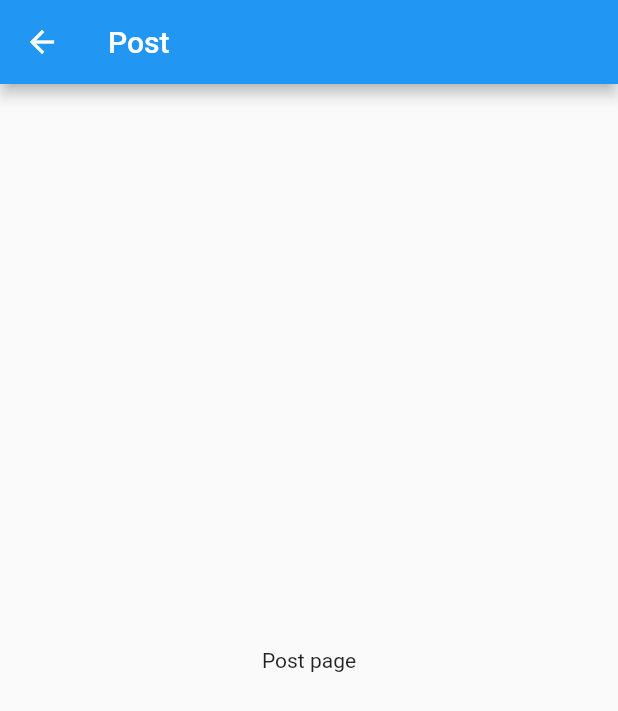
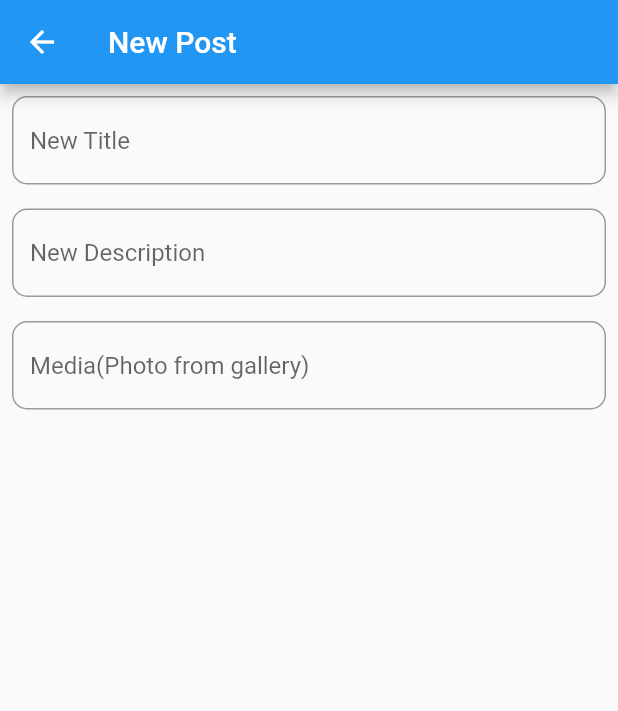
Before and after one commit to chouhanloki/maersk_assesment, a Flutter app: the PostPage screen opened by its route, on a phone screen of 412 x 824 dp. Shown: the top 711 px of the screen. Run offline on Flutter 3.47's test engine with Material 2 defaults, Android fonts, the phone set to English and light mode, and no system bars; our stand-ins replace flutter_bloc, get_it.

Commit message:
Completed: 1.Completed New post page Ui Design

```diff
--- a/lib/core/utils/Strings.dart
+++ b/lib/core/utils/Strings.dart
@@ -1,4 +1,4 @@
 class Strings{
   static const feedPageTitle="Feed";
-  static const postPageTitle="Post";
+  static const postPageTitle="New Post";
 }
--- a/lib/features/presentation/widgets/post_widget.dart
+++ b/lib/features/presentation/widgets/post_widget.dart
@@ -1,9 +1,67 @@
 import 'package:flutter/cupertino.dart';
+import 'package:flutter/material.dart';
 
-class PostWidget extends StatelessWidget{
+class PostWidget extends StatefulWidget{
+  @override
+  State<PostWidget> createState() => _PostWidgetState();
+}
+
+class _PostWidgetState extends State<PostWidget> {
+  TextEditingController? newTitleController,newDescriptionController,mediaFromGalleryController;
+
+  @override
+  void initState() {
+    // TODO: implement initState
+    super.initState();
+    newTitleController = TextEditingController();
+    newDescriptionController = TextEditingController();
+    mediaFromGalleryController = TextEditingController();
+  }
   @override
   Widget build(BuildContext context) {
     // TODO: implement build
-    return const Center(child: Text("Post page"));
+    return Container(
+      child: Column(
+        children: [
+          Padding(
+            padding: const EdgeInsets.all(8.0),
+            child: TextField(
+                controller: newTitleController,
+                decoration: const InputDecoration(
+                    hintText: 'New Title',
+                    border: OutlineInputBorder(
+                      borderRadius: BorderRadius.all(
+                        Radius.circular(10.0),
+                      ),
+                    ))),
+          ),
+          Padding(
+            padding: const EdgeInsets.all(8.0),
+            child: TextField(
+                controller: newDescriptionController,
+                decoration: const InputDecoration(
+                    hintText: 'New Description',
+                    border: OutlineInputBorder(
+                      borderRadius: BorderRadius.all(
+                        Radius.circular(10.0),
+                      ),
+                    ))),
+          ),
+          Padding(
+            padding: const EdgeInsets.all(8.0),
+            child: TextField(
+                controller:mediaFromGalleryController ,
+                decoration: const InputDecoration(
+                    hintText: 'Media(Photo from gallery)',
+                    border: OutlineInputBorder(
+                      borderRadius: BorderRadius.all(
+                        Radius.circular(10.0),
+                      ),
+                    ))),
+          ),
+
+        ],
+      ),
+    );
   }
 }
```
